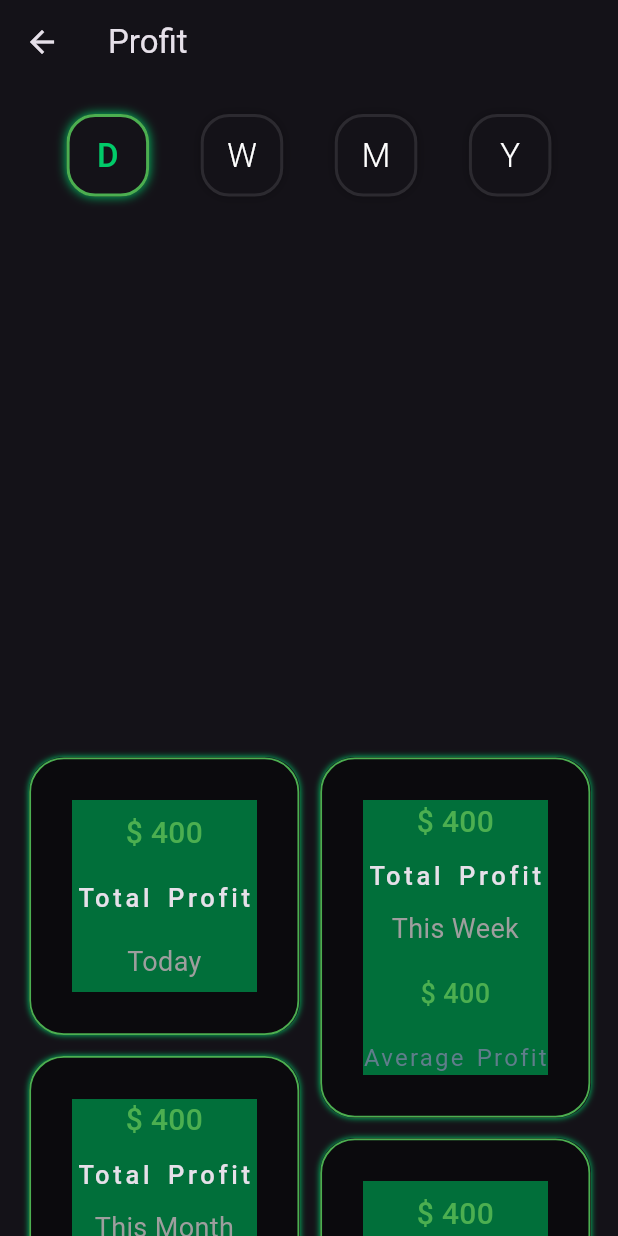
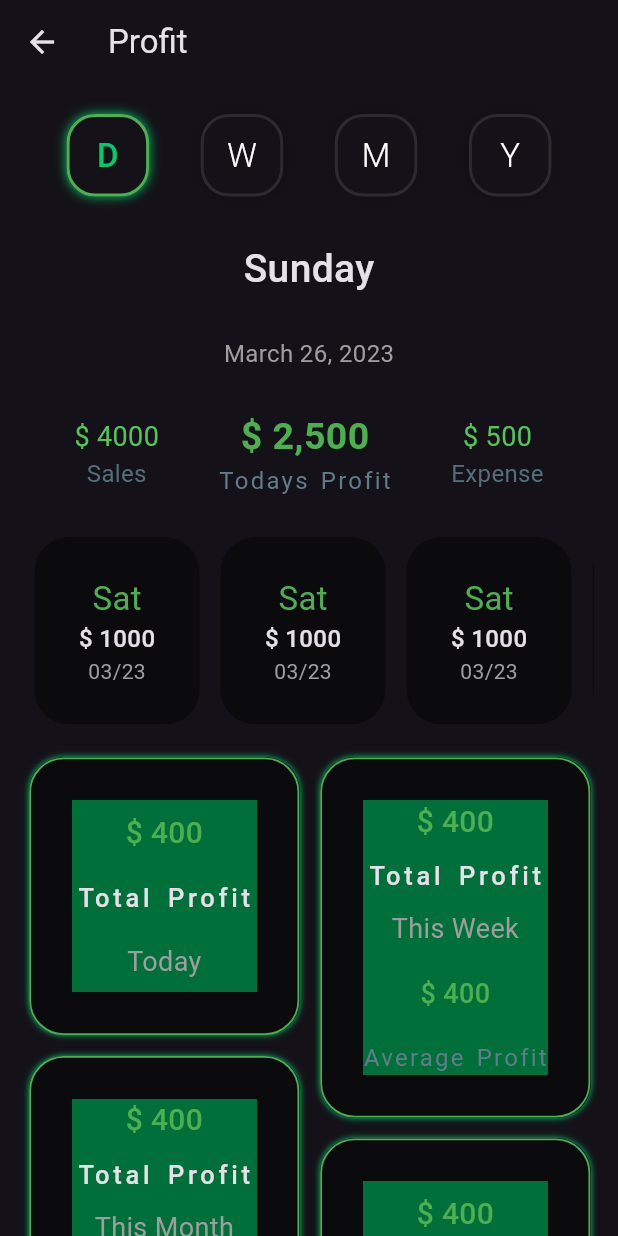
Before and after one commit to IyasuH/mystore, a Flutter app: the ProfitTab screen opened directly, on a phone screen of 412 x 824 dp. Run offline on Flutter 3.47's test engine with Material 2 defaults, Android fonts, the phone set to English and light mode, and no system bars; our stand-ins replace animated_splash_screen, dotted_border, file_picker, fl_chart, flutter_datetime_picker, page_transition and 3 more; missing offline and left inert: avatars, confirm_dialog, excel, sqfentity, sqfentity_gen.

Commit message:
daily profit widget update

```diff
--- a/lib/Widgets/dailyProfit.dart
+++ b/lib/Widgets/dailyProfit.dart
@@ -1,5 +1,7 @@
-import 'package:flutter/src/widgets/container.dart';
-import 'package:flutter/src/widgets/framework.dart';
+// ignore_for_file: file_names, implementation_imports
+import 'package:flutter/material.dart';
+// ignore: unnecessary_import
+import 'package:flutter/src/widgets/basic.dart';
 
 class DailyBarChart extends StatefulWidget {
   const DailyBarChart({super.key});
@@ -11,6 +13,136 @@ class DailyBarChart extends StatefulWidget {
 class _DailyBarChartState extends State<DailyBarChart> {
   @override
   Widget build(BuildContext context) {
-    return Container();
+    return Padding(
+      padding: const EdgeInsets.only(
+          bottom: 8.0, top: 20.0, left: 10.0, right: 10.0),
+      child: Column(
+        mainAxisAlignment: MainAxisAlignment.spaceBetween,
+        // crossAxisAlignment: CrossAxisAlignment.center,
+        children: <Widget>[
+          const Text('Sunday',
+              style: TextStyle(
+                fontSize: 26,
+                fontWeight: FontWeight.w500,
+              )),
+          // const SizedBox(
+          //   height: 0,
+          // ),
+          const Text(
+            'March 26, 2023',
+            style: TextStyle(fontSize: 16, color: Colors.grey),
+          ),
+          Row(
+            crossAxisAlignment: CrossAxisAlignment.center,
+            mainAxisAlignment: MainAxisAlignment.spaceEvenly,
+            children: [
+              Column(
+                children: [
+                  const Text(
+                    '\$ 4000',
+                    style: TextStyle(
+                      fontSize: 18,
+                      color: Color.fromARGB(255, 84, 195, 88),
+                    ),
+                  ),
+                  Text(
+                    'Sales',
+                    style: TextStyle(
+                      fontSize: 16,
+                      color: Colors.blueGrey.shade600,
+                    ),
+                  ),
+                ],
+              ),
+              Column(
+                children: const [
+                  Text(
+                    '\$ 2,500',
+                    style: TextStyle(
+                      color: Color.fromRGBO(76, 175, 80, 1),
+                      fontSize: 25,
+                      fontWeight: FontWeight.bold,
+                    ),
+                  ),
+                  Text(
+                    'Todays Profit',
+                    style: TextStyle(
+                      color: Colors.blueGrey,
+                      fontSize: 16,
+                      letterSpacing: 1.5,
+                      wordSpacing: 1.8,
+                      fontWeight: FontWeight.w400,
+                    ),
+                  ),
+                ],
+              ),
+              Column(
+                children: [
+                  const Text('\$ 500',
+                      style: TextStyle(
+                        fontSize: 18,
+                        color: Color.fromARGB(255, 84, 195, 88),
+                      )),
+                  Text(
+                    'Expense',
+                    style: TextStyle(
+                      fontSize: 16,
+                      color: Colors.blueGrey.shade600,
+                    ),
+                  ),
+                ],
+              ),
+            ],
+          ),
+          Container(
+            height: 125,
+            width: 380,
+            // color: Colors.amber
+            decoration: const BoxDecoration(
+              // color: Colors.black26,
+              borderRadius: BorderRadius.all(Radius.circular(20)),
+            ),
+            child: ClipRRect(
+              borderRadius: const BorderRadius.all(Radius.circular(20)),
+              child: ListView.builder(
+                  scrollDirection: Axis.horizontal,
+                  itemCount: 6,
+                  itemBuilder: (BuildContext context, int index) {
+                    return Container(
+                      margin: const EdgeInsets.symmetric(horizontal: 7),
+                      height: 120,
+                      width: 110,
+                      decoration: const BoxDecoration(
+                        color: Colors.black45,
+                        borderRadius: BorderRadius.all(Radius.circular(23)),
+                      ),
+                      child: Column(
+                        mainAxisAlignment: MainAxisAlignment.center,
+                        children: const [
+                          Text(
+                            'Sat',
+                            style: TextStyle(
+                              fontSize: 22,
+                              color: Colors.green,
+                            ),
+                          ),
+                          Text(
+                            '\$ 1000',
+                            style: TextStyle(
+                                fontSize: 16, fontWeight: FontWeight.w500),
+                          ),
+                          Text(
+                            '03/23',
+                            style: TextStyle(color: Colors.grey),
+                          )
+                        ],
+                      ),
+                    );
+                  }),
+            ),
+          ),
+        ],
+      ),
+    );
   }
 }
```
